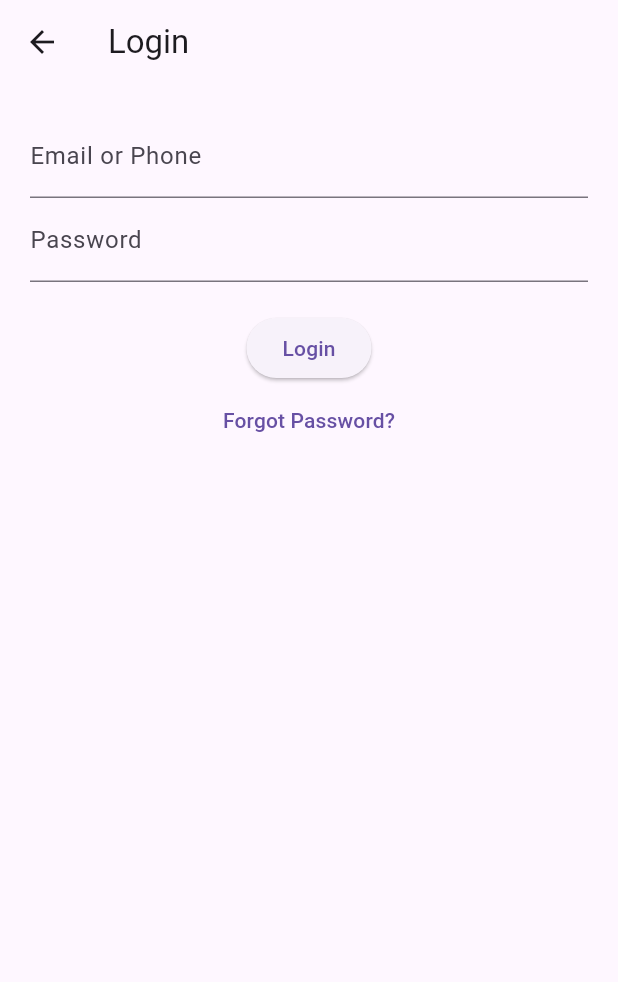
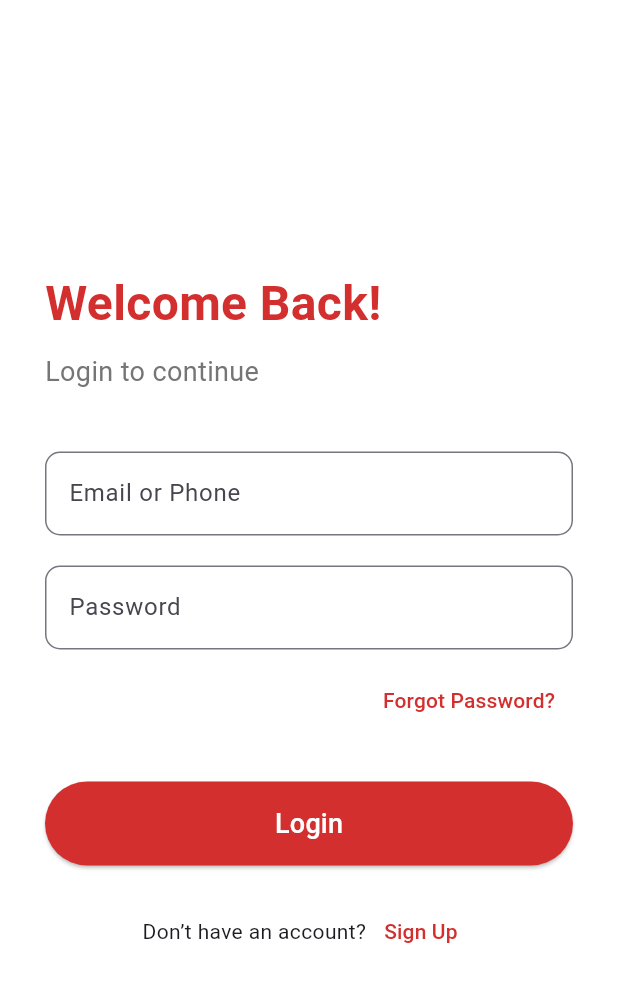
Before and after one commit to Link-Life-Team/link_life_mobile, a Flutter app: the LoginScreen screen opened by its route, on a phone screen of 412 x 824 dp. Shown: the top 982 px of the screen. Run offline on Flutter 3.47's test engine with Material 3 defaults, Android fonts, the phone set to English and light mode, and no system bars; our stand-ins replace dash_chat_2, flutter_dotenv, qr_flutter; missing offline and left inert: chat_gpt_sdk, mobile_scanner.

Commit message:
Starter files for linklife rwanda

```diff
--- a/lib/main.dart
+++ b/lib/main.dart
@@ -25,7 +25,7 @@ void main() {
 }
 
 class LinkLifeApp extends StatelessWidget {
-  const LinkLifeApp({Key? key}) : super(key: key);
+  const LinkLifeApp({super.key});
 
   @override
   Widget build(BuildContext context) {
--- a/lib/screens/auth/login_screen.dart
+++ b/lib/screens/auth/login_screen.dart
@@ -1,53 +1,123 @@
 import 'package:flutter/material.dart';
 
 class LoginScreen extends StatefulWidget {
+  const LoginScreen({super.key});
+
   @override
   _LoginScreenState createState() => _LoginScreenState();
 }
 
 class _LoginScreenState extends State<LoginScreen> {
   final _formKey = GlobalKey<FormState>();
+  final TextEditingController _emailController = TextEditingController();
+  final TextEditingController _passwordController = TextEditingController();
 
   @override
   Widget build(BuildContext context) {
     return Scaffold(
-      appBar: AppBar(title: Text('Login')),
-      body: Padding(
-        padding: const EdgeInsets.all(20.0),
+      backgroundColor: Colors.white,
+      body: Center(
+        child: SingleChildScrollView(
+          padding: const EdgeInsets.symmetric(horizontal: 30.0, vertical: 50.0),
           child: Form(
             key: _formKey,
             child: Column(
+              crossAxisAlignment: CrossAxisAlignment.start,
               children: [
+                Text(
+                  'Welcome Back!',
+                  style: TextStyle(
+                    fontSize: 32,
+                    fontWeight: FontWeight.bold,
+                    color: Colors.red.shade700,
+                  ),
+                ),
+                const SizedBox(height: 10),
+                Text(
+                  'Login to continue',
+                  style: TextStyle(fontSize: 18, color: Colors.grey.shade600),
+                ),
+                const SizedBox(height: 40),
                 TextFormField(
-                decoration: InputDecoration(labelText: 'Email or Phone'),
+                  controller: _emailController,
+                  decoration: InputDecoration(
+                    labelText: 'Email or Phone',
+                    border: OutlineInputBorder(
+                      borderRadius: BorderRadius.circular(10),
+                    ),
+                  ),
                   validator:
                       (value) =>
                           value!.isEmpty ? 'Enter your email or phone' : null,
                 ),
+                const SizedBox(height: 20),
                 TextFormField(
-                decoration: InputDecoration(labelText: 'Password'),
+                  controller: _passwordController,
                   obscureText: true,
+                  decoration: InputDecoration(
+                    labelText: 'Password',
+                    border: OutlineInputBorder(
+                      borderRadius: BorderRadius.circular(10),
+                    ),
+                  ),
                   validator:
                       (value) => value!.isEmpty ? 'Enter your password' : null,
                 ),
-              SizedBox(height: 20),
-              ElevatedButton(
+                const SizedBox(height: 10),
+                Align(
+                  alignment: Alignment.centerRight,
+                  child: TextButton(
+                    onPressed: () {},
+                    child: Text(
+                      'Forgot Password?',
+                      style: TextStyle(color: Colors.red.shade700),
+                    ),
+                  ),
+                ),
+                const SizedBox(height: 30),
+                SizedBox(
+                  width: double.infinity,
+                  child: ElevatedButton(
                     onPressed: () {
                       if (_formKey.currentState!.validate()) {
                         // Authentication logic here
                       }
                     },
-                child: Text('Login'),
+                    style: ElevatedButton.styleFrom(
+                      backgroundColor: Colors.red.shade700,
+                      padding: const EdgeInsets.symmetric(vertical: 15),
+                      shape: RoundedRectangleBorder(
+                        borderRadius: BorderRadius.circular(30),
                       ),
+                    ),
+                    child: const Text(
+                      'Login',
+                      style: TextStyle(fontSize: 18, color: Colors.white),
+                    ),
+                  ),
+                ),
+                const SizedBox(height: 20),
+                Row(
+                  mainAxisAlignment: MainAxisAlignment.center,
+                  children: [
+                    const Text('Don’t have an account?'),
                     TextButton(
-                onPressed:
-                    () => Navigator.pushNamed(context, '/password_recovery'),
-                child: Text('Forgot Password?'),
+                      onPressed: () {},
+                      child: Text(
+                        'Sign Up',
+                        style: TextStyle(color: Colors.red.shade700),
+                      ),
                     ),
                   ],
+                ),
+              ],
+            ),
           ),
         ),
       ),
     );
   }
 }
+
+void main() =>
+    runApp(MaterialApp(home: LoginScreen(), debugShowCheckedModeBanner: false));
--- a/lib/screens/auth/signup_screen.dart
+++ b/lib/screens/auth/signup_screen.dart
@@ -1,6 +1,8 @@
 import 'package:flutter/material.dart';
 
 class SignUpScreen extends StatefulWidget {
+  const SignUpScreen({super.key});
+
   @override
   _SignUpScreenState createState() => _SignUpScreenState();
 }
--- a/lib/screens/onboarding/intro_screen.dart
+++ b/lib/screens/onboarding/intro_screen.dart
@@ -1,6 +1,8 @@
 import 'package:flutter/material.dart';
 
 class IntroScreen extends StatelessWidget {
+  const IntroScreen({super.key});
+
   @override
   Widget build(BuildContext context) {
     return Scaffold(
--- a/pubspec.yaml
+++ b/pubspec.yaml
@@ -11,9 +11,6 @@ dependencies:
     sdk: flutter
   mobile_scanner: ^6.0.6
   qr_flutter: ^4.1.0
-  dash_chat_2: ^0.0.21
-  chat_gpt_sdk: ^3.1.4
-  flutter_dotenv: ^5.2.1
 
 dev_dependencies:
   flutter_test:
```
Also changed, not shown: lib/screens/onboarding/welcome_screen.dart (+66 -11 lines), assets/blood.png (added), pubspec.lock. Lines whose indentation alone changed are shown as unchanged.
